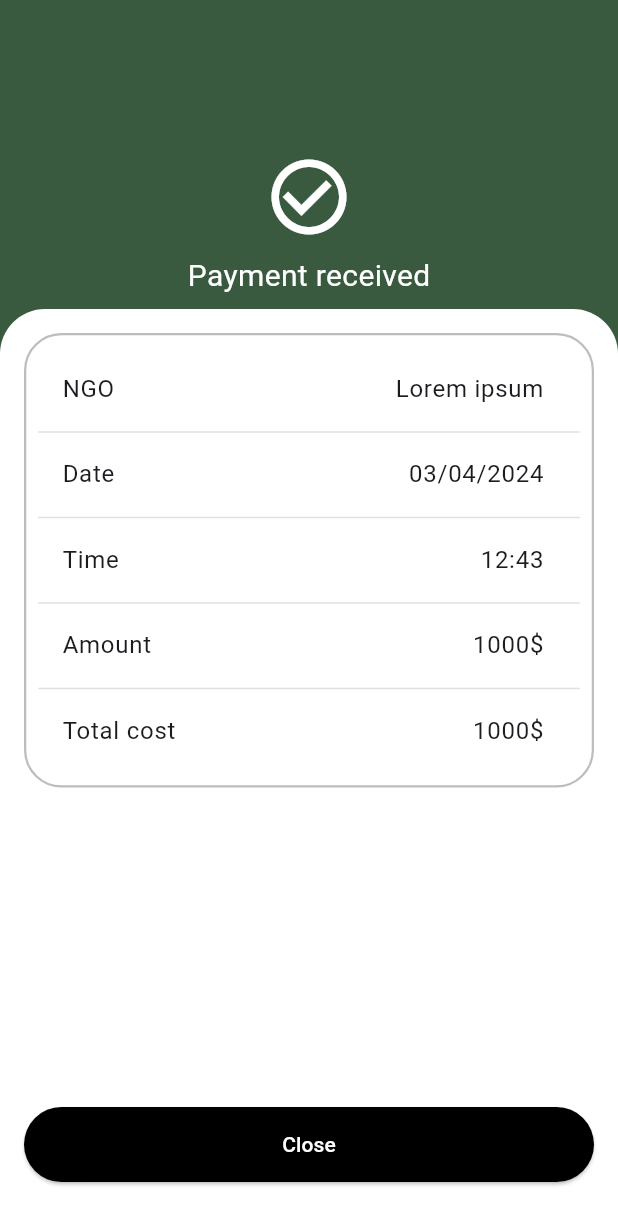
After one commit to GiyasRzza/green_public_mobile, a Flutter app: the PaymentReceivedPage screen opened directly, on a phone screen of 412 x 824 dp. The commit adds this screen. Shown: the top 1225 px of the screen. Run offline on Flutter 3.47's test engine with Material 3 defaults, Android fonts, the phone set to English and light mode, and no system bars; our stand-ins replace geolocator, image_picker, sembast, video_player; missing offline and left inert: quick_actions, yandex_maps_mapkit_lite; network calls fail.

Commit message:
donation page

```diff
--- /dev/null
+++ b/lib/page/donation/payment_received_page.dart
@@ -0,0 +1,169 @@
+import 'package:flutter/material.dart';
+
+class PaymentReceivedPage extends StatelessWidget {
+  const PaymentReceivedPage({super.key});
+
+  @override
+  Widget build(BuildContext context) {
+    return Scaffold(
+      body: Stack(
+        children: [
+          Container(
+            color: const Color(0xFF3A5A40),
+            height: 300,
+            child: const Center(
+              child: Column(
+                mainAxisAlignment: MainAxisAlignment.center,
+                children: [
+                  Icon(Icons.check_circle_outline, color: Colors.white, size: 60),
+                  SizedBox(height: 8),
+                  Text(
+                    'Payment received',
+                    style: TextStyle(color: Colors.white, fontSize: 20),
+                  ),
+                ],
+              ),
+            ),
+          ),
+          DraggableScrollableSheet(
+            initialChildSize: 0.75,
+            minChildSize: 0.75,
+            maxChildSize: 0.75,
+            builder: (context, scrollController) {
+              return Container(
+                decoration: const BoxDecoration(
+                  color: Colors.white,
+                  borderRadius: BorderRadius.only(
+                    topLeft: Radius.circular(30.0),
+                    topRight: Radius.circular(30.0),
+                  ),
+                ),
+                child: Padding(
+                  padding: const EdgeInsets.all(16.0),
+                  child: Stack(
+                    children: [
+                      Positioned(
+                        top: 0,
+                        left: 0,
+                        right: 0,
+                        child: Container(
+                          decoration: BoxDecoration(
+                            border: Border.all(color: Colors.grey.shade400, width: 1.5),
+                            borderRadius: BorderRadius.circular(25),
+                          ),
+                          padding: const EdgeInsets.all(8.0),
+                          child: Column(
+                            children: [
+                              // NGO
+                              Container(
+                                decoration: BoxDecoration(
+                                  border: Border(
+                                    bottom: BorderSide(color: Colors.grey.shade300, width: 1),
+                                  ),
+                                ),
+                                child: const ListTile(
+                                  title: Row(
+                                    mainAxisAlignment: MainAxisAlignment.spaceBetween,
+                                    children: [
+                                      Text('NGO'),
+                                      Text('Lorem ipsum',textAlign: TextAlign.right,),
+                                    ],
+                                  ),
+                                ),
+                              ),
+                              // Date
+                              Container(
+                                decoration: BoxDecoration(
+                                  border: Border(
+                                    bottom: BorderSide(color: Colors.grey.shade300, width: 1),
+                                  ),
+                                ),
+                                child: const ListTile(
+                                  title:Row(
+                                    mainAxisAlignment: MainAxisAlignment.spaceBetween,
+                                    children: [
+                                      Text('Date'),
+                                      Text('03/04/2024',textAlign: TextAlign.right,),
+                                    ],
+                                  ),
+                                ),
+                              ),
+                              // Time
+                              Container(
+                                decoration: BoxDecoration(
+                                  border: Border(
+                                    bottom: BorderSide(color: Colors.grey.shade300, width: 1),
+                                  ),
+                                ),
+                                child: const ListTile(
+                                  title: Row(
+                                    mainAxisAlignment: MainAxisAlignment.spaceBetween,
+                                    children: [
+                                      Text('Time'),
+                                      Text('12:43',textAlign: TextAlign.right,),
+                                    ],
+                                  ),
+                                ),
+                              ),
+                              // Amount
+                              Container(
+                                decoration: BoxDecoration(
+                                  border: Border(
+                                    bottom: BorderSide(color: Colors.grey.shade300, width: 1),
+                                  ),
+                                ),
+                                child: const ListTile(
+                                  title: Row(
+                                    mainAxisAlignment: MainAxisAlignment.spaceBetween,
+                                    children: [
+                                      Text('Amount'),
+                                      Text('1000\$',textAlign: TextAlign.right,),
+                                    ],
+                                  ),
+                                ),
+                              ),
+                              // Total Cost
+                              Container(
+                                child: const ListTile(
+                                  title: Row(
+                                    mainAxisAlignment: MainAxisAlignment.spaceBetween,
+                                    children: [
+                                      Text('Total cost'),
+                                      Text('1000\$',textAlign: TextAlign.right,),
+                                    ],
+                                  ),
+                                ),
+                              ),
+                            ],
+                          ),
+                        ),
+                      ),
+                      Positioned(
+                        bottom: 20,
+                        left: 0,
+                        right: 0,
+                        child: ElevatedButton(
+                          onPressed: () {
+                            Navigator.pop(context);
+                          },
+                          style: ElevatedButton.styleFrom(
+                            minimumSize: const Size(double.infinity, 50),
+                            backgroundColor: Colors.black,
+                          ),
+                          child: const Text(
+                            'Close',
+                            style: TextStyle(color: Colors.white),
+                          ),
+                        ),
+                      ),
+                    ],
+                  ),
+                ),
+              );
+            },
+          ),
+        ],
+      ),
+    );
+  }
+}
--- a/pubspec.yaml
+++ b/pubspec.yaml
@@ -43,6 +43,7 @@ dependencies:
   video_player: ^2.8.6
   flick_video_player: ^0.7.0
   gif: ^2.3.0
+  quick_actions: ^1.0.8
 #  mappable_maps_mapkit_lite: ^4.7.2-beta4
   yandex_maps_mapkit_lite: ^4.8.2-beta
   image_picker: ^1.1.2
```
Also changed, not shown: lib/main.dart (+36 -10 lines), lib/page/donation/donation_page.dart (added, +133 -0 lines), lib/page/donation/widget/donation_success_dialog.dart (added, +46 -0 lines), lib/page/main/widget/main_bottom_navigation_bar.dart (+27 -10 lines), pubspec.lock, 1 other file.
